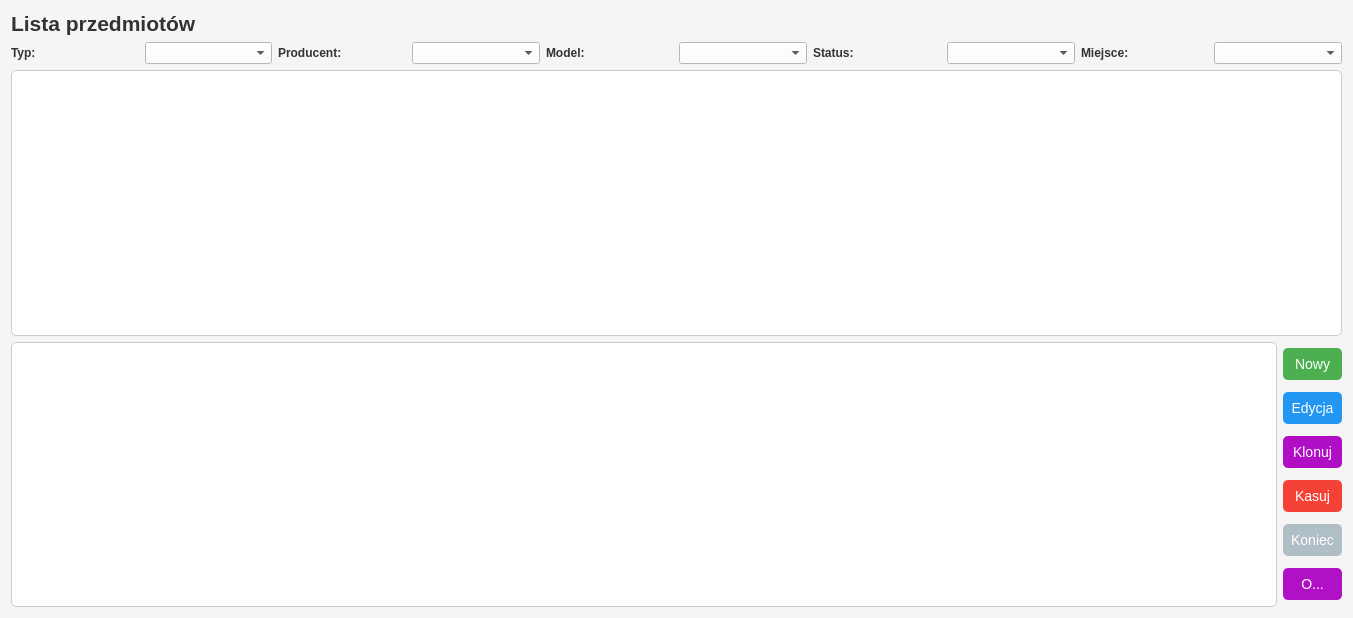
The window that forms/itemList.ui (arekbr/Inwentaryzacja) describes before a commit, drawn with Qt 5.
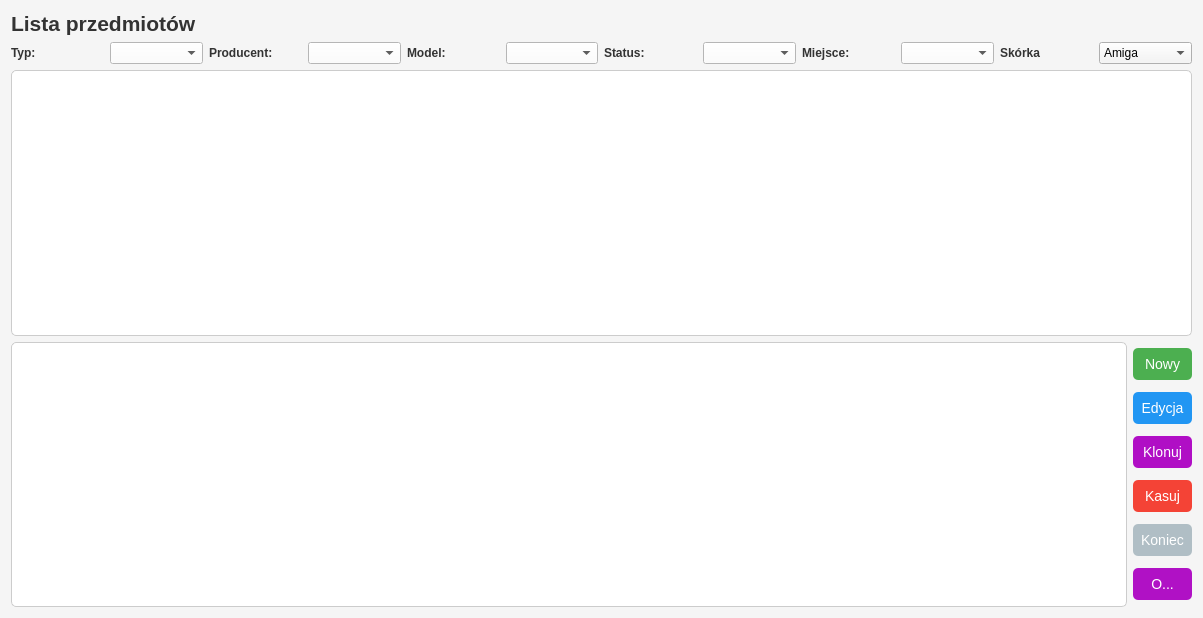
The same window after the commit.

Commit message: filtr skórek

The edit to the form file:
```diff
--- a/forms/itemList.ui
+++ b/forms/itemList.ui
@@ -6,7 +6,7 @@
    <rect>
     <x>0</x>
     <y>0</y>
-    <width>1353</width>
+    <width>1203</width>
     <height>618</height>
    </rect>
   </property>
@@ -210,6 +210,27 @@
        </property>
       </widget>
      </item>
+     <item>
+      <widget class="QLabel" name="labelSelectSkin">
+       <property name="text">
+        <string>Skórka</string>
+       </property>
+      </widget>
+     </item>
+     <item>
+      <widget class="QComboBox" name="filterSelectSkin">
+       <item>
+        <property name="text">
+         <string>Amiga</string>
+        </property>
+       </item>
+       <item>
+        <property name="text">
+         <string>Standard</string>
+        </property>
+       </item>
+      </widget>
+     </item>
     </layout>
    </item>
    <item>
```
